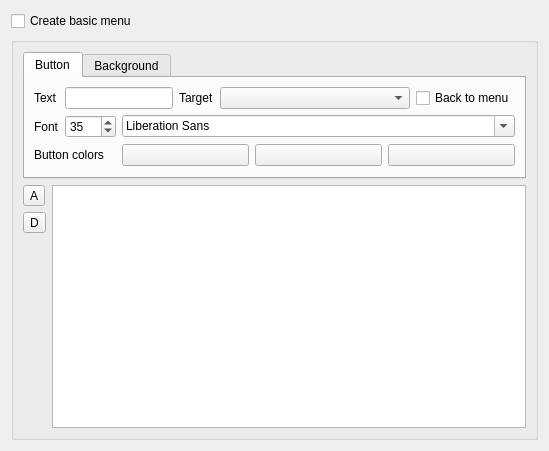
First picture: the form in src/widgets/dvdwizardmenu_ui.ui, repository KDE/kdenlive, before the edit.
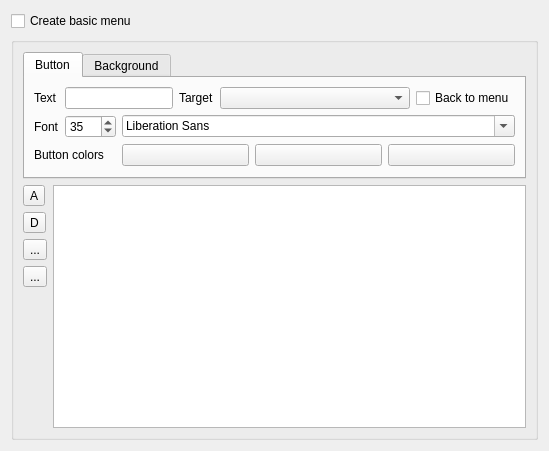
Second picture: the form after the edit. Custom widgets are drawn as their Qt base class.

Commit message: Add zoom to dvd wizard menu creation

```diff
--- a/src/widgets/dvdwizardmenu_ui.ui
+++ b/src/widgets/dvdwizardmenu_ui.ui
@@ -46,7 +46,7 @@
           </property>
          </widget>
         </item>
-        <item row="2" column="0">
+        <item row="4" column="0">
          <spacer name="verticalSpacer">
           <property name="orientation">
            <enum>Qt::Vertical</enum>
@@ -59,7 +59,7 @@
           </property>
          </spacer>
         </item>
-        <item row="0" column="1" rowspan="3">
+        <item row="0" column="1" rowspan="5">
          <widget class="QGraphicsView" name="menu_preview">
           <property name="sizePolicy">
            <sizepolicy hsizetype="Expanding" vsizetype="MinimumExpanding">
@@ -69,6 +69,20 @@
           </property>
          </widget>
         </item>
+        <item row="2" column="0">
+         <widget class="QToolButton" name="zoom_button">
+          <property name="text">
+           <string>...</string>
+          </property>
+         </widget>
+        </item>
+        <item row="3" column="0">
+         <widget class="QToolButton" name="unzoom_button">
+          <property name="text">
+           <string>...</string>
+          </property>
+         </widget>
+        </item>
        </layout>
       </item>
       <item row="0" column="0">
```
